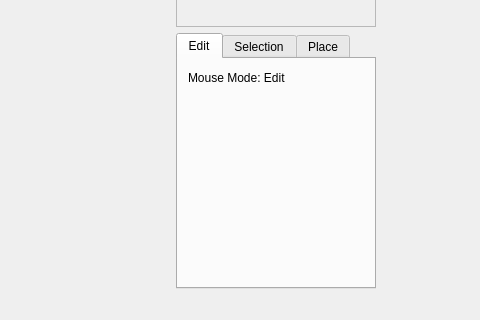
Qt form gameOfLife.ui (LuckCow/cellular-automata) before a commit; both pictures show x 355 to 835 and y 519 to 839 of the 1263 by 839 pixel window.
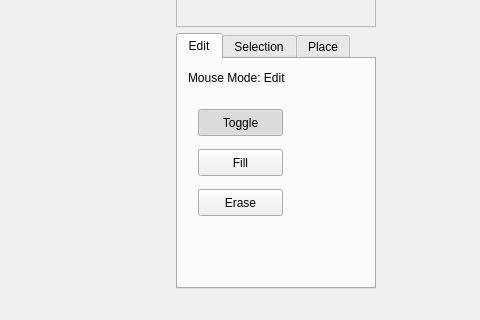
The same form after that commit. The open tabs and pages were chosen to show the change.

Commit message: restored original functionality with new gui

What changed in the file:
```diff
--- a/gameOfLife.ui
+++ b/gameOfLife.ui
@@ -266,6 +266,69 @@
              <string>Mouse Mode: Edit</string>
             </property>
            </widget>
+           <widget class="QPushButton" name="edit_toggle">
+            <property name="geometry">
+             <rect>
+              <x>20</x>
+              <y>50</y>
+              <width>85</width>
+              <height>27</height>
+             </rect>
+            </property>
+            <property name="text">
+             <string>Toggle</string>
+            </property>
+            <property name="checkable">
+             <bool>true</bool>
+            </property>
+            <property name="checked">
+             <bool>true</bool>
+            </property>
+            <property name="autoExclusive">
+             <bool>true</bool>
+            </property>
+            <property name="default">
+             <bool>false</bool>
+            </property>
+           </widget>
+           <widget class="QPushButton" name="edit_fill">
+            <property name="geometry">
+             <rect>
+              <x>20</x>
+              <y>90</y>
+              <width>85</width>
+              <height>27</height>
+             </rect>
+            </property>
+            <property name="text">
+             <string>Fill</string>
+            </property>
+            <property name="checkable">
+             <bool>true</bool>
+            </property>
+            <property name="autoExclusive">
+             <bool>true</bool>
+            </property>
+           </widget>
+           <widget class="QPushButton" name="edit_erase">
+            <property name="geometry">
+             <rect>
+              <x>20</x>
+              <y>130</y>
+              <width>85</width>
+              <height>27</height>
+             </rect>
+            </property>
+            <property name="text">
+             <string>Erase</string>
+            </property>
+            <property name="checkable">
+             <bool>true</bool>
+            </property>
+            <property name="autoExclusive">
+             <bool>true</bool>
+            </property>
+           </widget>
           </widget>
           <widget class="QWidget" name="selection_tab">
            <attribute name="title">
```
Left out of the diff: 20 changed lines with no effect on the pictures. The commit also changes 3 other files.
